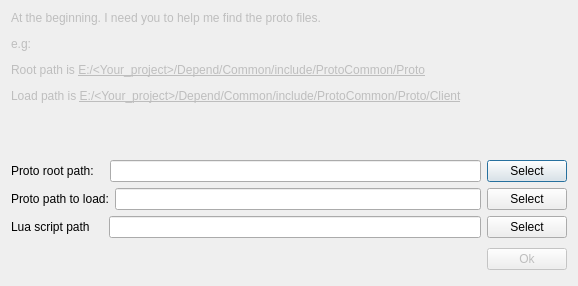
Marskey/WhiteBox, file src/Setting.ui: the form before one commit.
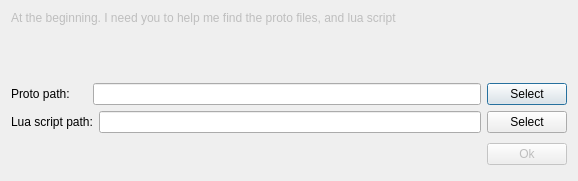
The form after the commit.

The edit to the form file:
```diff
--- a/src/Setting.ui
+++ b/src/Setting.ui
@@ -7,7 +7,7 @@
     <x>0</x>
     <y>0</y>
     <width>578</width>
-    <height>286</height>
+    <height>181</height>
    </rect>
   </property>
   <property name="windowTitle">
@@ -26,7 +26,7 @@
       </font>
      </property>
      <property name="text">
-      <string>&lt;html&gt;&lt;head/&gt;&lt;body&gt;&lt;p&gt;At the beginning. I need you to help me find the proto files.&lt;/p&gt;&lt;p&gt;e.g: &lt;/p&gt;&lt;p&gt;Root path is &lt;span style=&quot; text-decoration: underline;&quot;&gt;E:/&amp;lt;Your_project&amp;gt;/Depend/Common/include/ProtoCommon/Proto&lt;/span&gt;&lt;/p&gt;&lt;p&gt;Load path is &lt;span style=&quot; text-decoration: underline;&quot;&gt;E:/&amp;lt;Your_project&amp;gt;/Depend/Common/include/ProtoCommon/Proto/Client&lt;/span&gt;&lt;/p&gt;&lt;/body&gt;&lt;/html&gt;</string>
+      <string>&lt;html&gt;&lt;head/&gt;&lt;body&gt;&lt;p&gt;At the beginning. I need you to help me find the proto files, and lua script&lt;/p&gt;&lt;/body&gt;&lt;/html&gt;</string>
      </property>
      <property name="textFormat">
       <enum>Qt::AutoText</enum>
@@ -44,7 +44,7 @@
      <item>
       <widget class="QLabel" name="label">
        <property name="text">
-        <string>Proto root path:   </string>
+        <string>Proto path:     </string>
        </property>
       </widget>
      </item>
@@ -52,28 +52,7 @@
       <widget class="QLineEdit" name="editRootPath"/>
      </item>
      <item>
-      <widget class="QPushButton" name="btnRootPath">
-       <property name="text">
-        <string>Select</string>
-       </property>
-      </widget>
-     </item>
-    </layout>
-   </item>
-   <item row="2" column="0">
-    <layout class="QHBoxLayout" name="horizontalLayout_3">
-     <item>
-      <widget class="QLabel" name="label_2">
-       <property name="text">
-        <string>Proto path to load:</string>
-       </property>
-      </widget>
-     </item>
-     <item>
-      <widget class="QLineEdit" name="editLoadPath"/>
-     </item>
-     <item>
-      <widget class="QPushButton" name="btnLoadPath">
+      <widget class="QPushButton" name="btnProtoPath">
        <property name="text">
         <string>Select</string>
        </property>
@@ -82,27 +61,6 @@
     </layout>
    </item>
    <item row="3" column="0">
-    <layout class="QHBoxLayout" name="horizontalLayout_4">
-     <item>
-      <widget class="QLabel" name="label_4">
-       <property name="text">
-        <string>Lua script path    </string>
-       </property>
-      </widget>
-     </item>
-     <item>
-      <widget class="QLineEdit" name="editScriptPath"/>
-     </item>
-     <item>
-      <widget class="QPushButton" name="btnScript">
-       <property name="text">
-        <string>Select</string>
-       </property>
-      </widget>
-     </item>
-    </layout>
-   </item>
-   <item row="4" column="0">
     <layout class="QHBoxLayout" name="horizontalLayout">
      <item>
       <spacer name="spacer">
@@ -129,6 +87,27 @@
      </item>
     </layout>
    </item>
+   <item row="2" column="0">
+    <layout class="QHBoxLayout" name="horizontalLayout_4">
+     <item>
+      <widget class="QLabel" name="label_4">
+       <property name="text">
+        <string>Lua script path:</string>
+       </property>
+      </widget>
+     </item>
+     <item>
+      <widget class="QLineEdit" name="editScriptPath"/>
+     </item>
+     <item>
+      <widget class="QPushButton" name="btnScript">
+       <property name="text">
+        <string>Select</string>
+       </property>
+      </widget>
+     </item>
+    </layout>
+   </item>
   </layout>
  </widget>
  <resources/>
```
Left out of the diff: 2 changed lines with no effect on the pictures.
